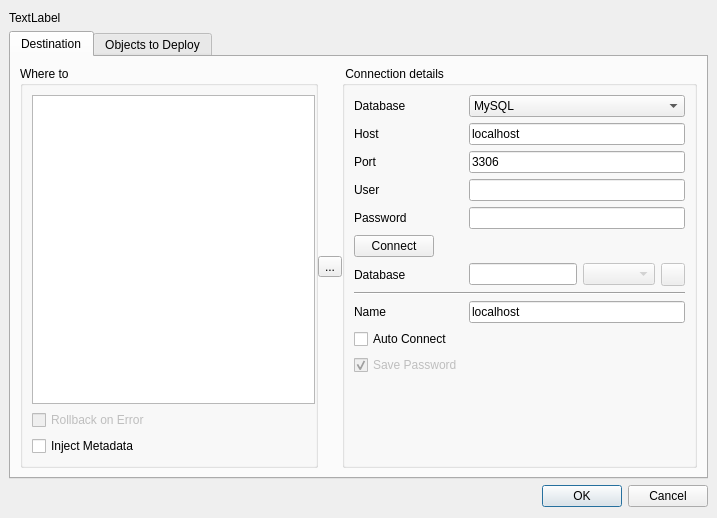
fritzone/ddm, file src/gui/InjectSqlDialog.ui: the form before one commit.
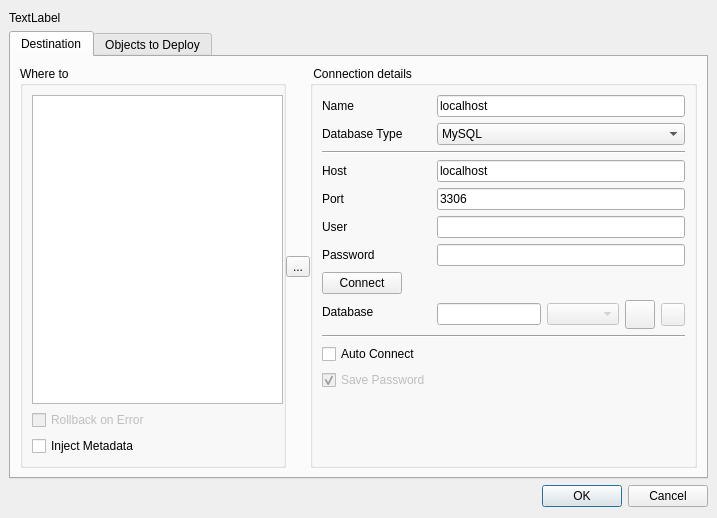
The form after the commit. Icons and pictures are not drawn.

Diff of the .ui file:
```diff
--- a/src/gui/InjectSqlDialog.ui
+++ b/src/gui/InjectSqlDialog.ui
@@ -132,14 +132,37 @@
           <property name="fieldGrowthPolicy">
            <enum>QFormLayout::AllNonFixedFieldsGrow</enum>
           </property>
-          <item row="2" column="0">
+          <item row="0" column="0">
+           <widget class="QLabel" name="lblConnectionName">
+            <property name="text">
+             <string>Name</string>
+            </property>
+           </widget>
+          </item>
+          <item row="0" column="1">
+           <widget class="QLineEdit" name="txtConnectionName">
+            <property name="toolTip">
+             <string>The name of the connection</string>
+            </property>
+            <property name="statusTip">
+             <string>The name of the connection</string>
+            </property>
+            <property name="whatsThis">
+             <string>The name of the connection</string>
+            </property>
+            <property name="text">
+             <string>localhost</string>
+            </property>
+           </widget>
+          </item>
+          <item row="1" column="0">
            <widget class="QLabel" name="lblDatabaseType">
             <property name="text">
-             <string>Database</string>
+             <string>Database Type</string>
             </property>
            </widget>
           </item>
-          <item row="2" column="1">
+          <item row="1" column="1">
            <widget class="QComboBox" name="cmbDatabaseType">
             <property name="toolTip">
              <string>The database engine that will support this connection</string>
@@ -159,6 +182,22 @@
                <normaloff>:/images/actions/images/small/mysql.png</normaloff>:/images/actions/images/small/mysql.png</iconset>
              </property>
             </item>
+            <item>
+             <property name="text">
+              <string>Sqlite</string>
+             </property>
+             <property name="icon">
+              <iconset resource="../dbm.qrc">
+               <normaloff>:/images/actions/images/small/sqlite-icon.png</normaloff>:/images/actions/images/small/sqlite-icon.png</iconset>
+             </property>
+            </item>
+           </widget>
+          </item>
+          <item row="2" column="0" colspan="2">
+           <widget class="Line" name="line_2">
+            <property name="orientation">
+             <enum>Qt::Horizontal</enum>
+            </property>
            </widget>
           </item>
           <item row="3" column="0">
@@ -184,6 +223,29 @@
             </property>
            </widget>
           </item>
+          <item row="4" column="0">
+           <widget class="QLabel" name="lblPort">
+            <property name="text">
+             <string>Port</string>
+            </property>
+           </widget>
+          </item>
+          <item row="4" column="1">
+           <widget class="QLineEdit" name="txtPort">
+            <property name="toolTip">
+             <string>The port of the connection</string>
+            </property>
+            <property name="statusTip">
+             <string>The port of the connection</string>
+            </property>
+            <property name="whatsThis">
+             <string>The port of the connection</string>
+            </property>
+            <property name="text">
+             <string>3306</string>
+            </property>
+           </widget>
+          </item>
           <item row="5" column="0">
            <widget class="QLabel" name="label_4">
             <property name="text">
@@ -227,26 +289,6 @@
             </property>
            </widget>
           </item>
-          <item row="14" column="0">
-           <widget class="QCheckBox" name="chkAutoConnect">
-            <property name="text">
-             <string>Auto Connect</string>
-            </property>
-           </widget>
-          </item>
-          <item row="15" column="0">
-           <widget class="QCheckBox" name="chkSavePassword">
-            <property name="enabled">
-             <bool>false</bool>
-            </property>
-            <property name="text">
-             <string>Save Password</string>
-            </property>
-            <property name="checked">
-             <bool>true</bool>
-            </property>
-           </widget>
-          </item>
           <item row="8" column="0">
            <widget class="QLabel" name="lblDatabase">
             <property name="enabled">
@@ -289,6 +331,32 @@
                 </property>
                </widget>
               </item>
+              <item>
+               <widget class="QToolButton" name="btnBrowseForFile">
+                <property name="enabled">
+                 <bool>true</bool>
+                </property>
+                <property name="toolTip">
+                 <string>Create a new database</string>
+                </property>
+                <property name="statusTip">
+                 <string>Create a new database</string>
+                </property>
+                <property name="text">
+                 <string/>
+                </property>
+                <property name="icon">
+                 <iconset resource="../dbm.qrc">
+                  <normaloff>:/images/actions/images/big/folder_yellow.png</normaloff>:/images/actions/images/big/folder_yellow.png</iconset>
+                </property>
+                <property name="iconSize">
+                 <size>
+                  <width>22</width>
+                  <height>22</height>
+                 </size>
+                </property>
+               </widget>
+              </item>
               <item>
                <widget class="QToolButton" name="btnCreateDatabase">
                 <property name="enabled">
@@ -313,6 +381,33 @@
             </item>
            </layout>
           </item>
+          <item row="9" column="0" colspan="2">
+           <widget class="Line" name="line">
+            <property name="orientation">
+             <enum>Qt::Horizontal</enum>
+            </property>
+           </widget>
+          </item>
+          <item row="10" column="0">
+           <widget class="QCheckBox" name="chkAutoConnect">
+            <property name="text">
+             <string>Auto Connect</string>
+            </property>
+           </widget>
+          </item>
+          <item row="11" column="0">
+           <widget class="QCheckBox" name="chkSavePassword">
+            <property name="enabled">
+             <bool>false</bool>
+            </property>
+            <property name="text">
+             <string>Save Password</string>
+            </property>
+            <property name="checked">
+             <bool>true</bool>
+            </property>
+           </widget>
+          </item>
           <item row="7" column="0">
            <widget class="QPushButton" name="btnConnect">
             <property name="toolTip">
@@ -329,59 +424,6 @@
             </property>
            </widget>
           </item>
-          <item row="12" column="0">
-           <widget class="QLabel" name="lblConnectionName">
-            <property name="text">
-             <string>Name</string>
-            </property>
-           </widget>
-          </item>
-          <item row="12" column="1">
-           <widget class="QLineEdit" name="txtConnectionName">
-            <property name="toolTip">
-             <string>The name of the connection</string>
-            </property>
-            <property name="statusTip">
-             <string>The name of the connection</string>
-            </property>
-            <property name="whatsThis">
-             <string>The name of the connection</string>
-            </property>
-            <property name="text">
-             <string>localhost</string>
-            </property>
-           </widget>
-          </item>
-          <item row="10" column="0" colspan="2">
-           <widget class="Line" name="line">
-            <property name="orientation">
-             <enum>Qt::Horizontal</enum>
-            </property>
-           </widget>
-          </item>
-          <item row="4" column="0">
-           <widget class="QLabel" name="label_2">
-            <property name="text">
-             <string>Port</string>
-            </property>
-           </widget>
-          </item>
-          <item row="4" column="1">
-           <widget class="QLineEdit" name="txtPort">
-            <property name="toolTip">
-             <string>The port of the connection</string>
-            </property>
-            <property name="statusTip">
-             <string>The port of the connection</string>
-            </property>
-            <property name="whatsThis">
-             <string>The port of the connection</string>
-            </property>
-            <property name="text">
-             <string>3306</string>
-            </property>
-           </widget>
-          </item>
          </layout>
         </widget>
        </item>
```
Left out of the diff: 60 changed lines with no effect on the pictures.
